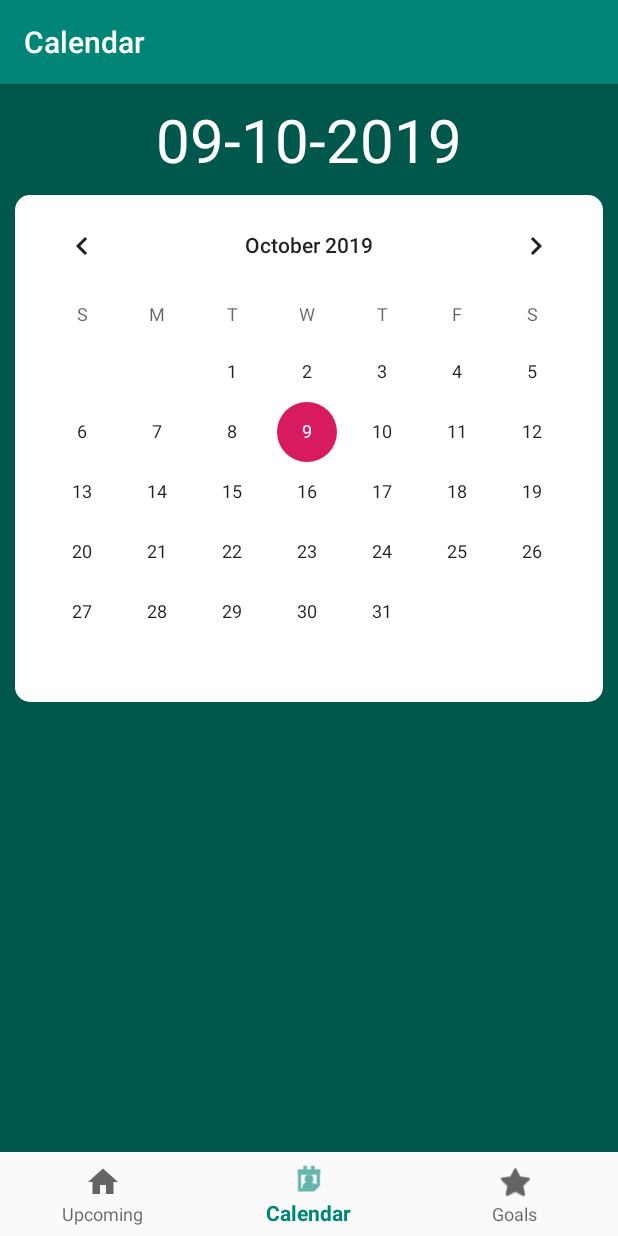
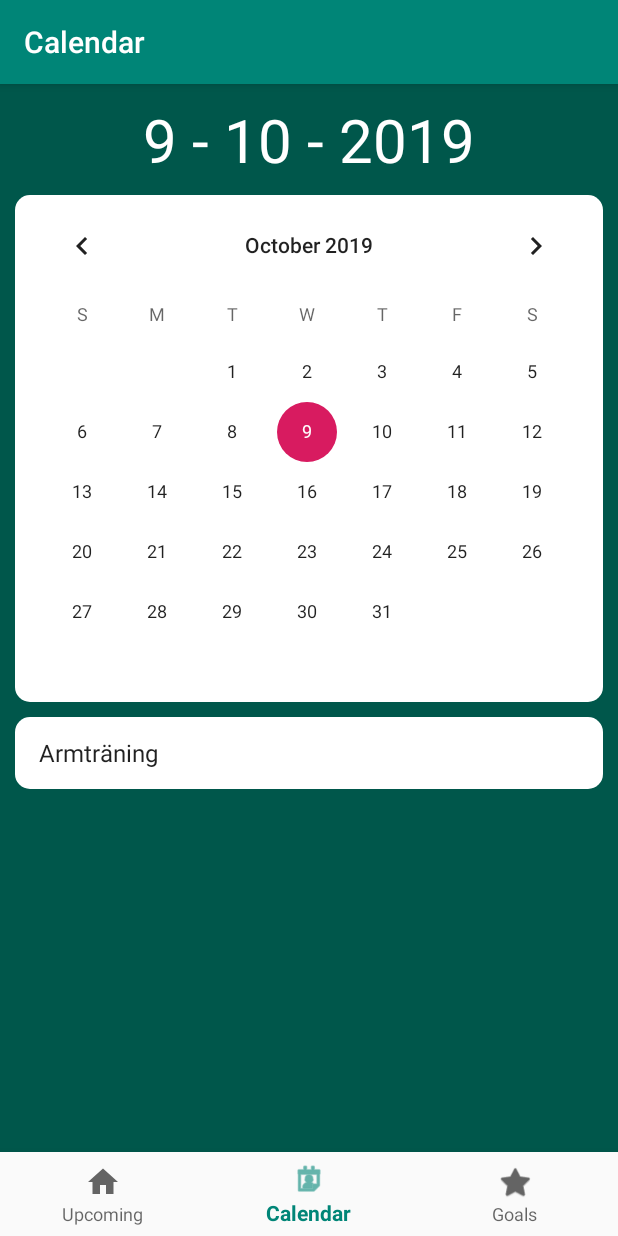
Before and after one commit to DecibelM/OOP_TDA367, an Android app: the CalendarFragment screen opened through its navigation route, on a phone screen of 412 x 824 dp. Run offline under Robolectric (Android 15) with nearby library versions, the phone set to English and light mode, and no system bars; our stand-ins replace navigation-ui.

Commit message:
The sessionslist will now update on the currecnt date when the calendar is opened. Also created an updateSessionlist method

```diff
--- a/TrainingApp/app/src/main/java/com/traininapp/MainActivity.java
+++ b/TrainingApp/app/src/main/java/com/traininapp/MainActivity.java
@@ -48,6 +48,7 @@ public class MainActivity extends AppCompatActivity {
 
         Planner planner = model.getUser().getPlanner();
         planner.addSession("Löpning", LocalDate.of(2019,10,7));
+        planner.addSession("Styrketräning", LocalDate.of(2019,10,7));
         planner.addSession("Yoga", LocalDate.of(2019,10,8));
         planner.addSession("Armträning", LocalDate.of(2019,10,9));
 
--- a/TrainingApp/app/src/main/java/com/traininapp/View/CalendarFragment.java
+++ b/TrainingApp/app/src/main/java/com/traininapp/View/CalendarFragment.java
@@ -57,28 +57,45 @@ public class CalendarFragment extends Fragment {
         listView.setAdapter(adapter);
 
         Date date = new Date();
-        SimpleDateFormat dateFormat = new SimpleDateFormat("dd-MM-yyyy");
+        SimpleDateFormat dateFormat = new SimpleDateFormat("d - MM - yyyy");
         myDate.setText(dateFormat.format(date));
 
+
+
+        updateSessionList(LocalDate.now());
         final Context context = this.getContext();
 
+        // Listener for when the user selects a date
         calendarView.setOnDateChangeListener(new CalendarView.OnDateChangeListener() {
             @Override
             public void onSelectedDayChange(@NonNull CalendarView calendarView, int year, int month, int day) {
                 month++;
-                String date = (day) + "-" + (month) + "-" + year;
-                myDate.setText(date);
-                ArrayList<String> newList = viewModel.getSessionsByDate(LocalDate.of(year, month, day));
-                list.clear();
-                if(newList != null) {
-                    for (String s : newList) {
-                        list.add(s);
-                    }
-                }
-                ((BaseAdapter) listView.getAdapter()).notifyDataSetChanged();
+                LocalDate localDate = LocalDate.of(year,month,day);
+                String dateString = (day) + " - " + (month) + " - " + year;
+                myDate.setText(dateString);
+
+                updateSessionList(localDate);
 
             }
         });
+
         return view;
     }
+
+    // Method for updating sessions on the selected day
+    public void updateSessionList(LocalDate localDate){
+
+        ArrayList<String> newList = viewModel.getSessionsByDate(localDate);
+        list.clear();
+        if(newList != null) {
+            for (String s : newList) {
+                list.add(s);
+            }
+        }
+        ((BaseAdapter) listView.getAdapter()).notifyDataSetChanged();
+
+        }
+
+
+
 }
```
